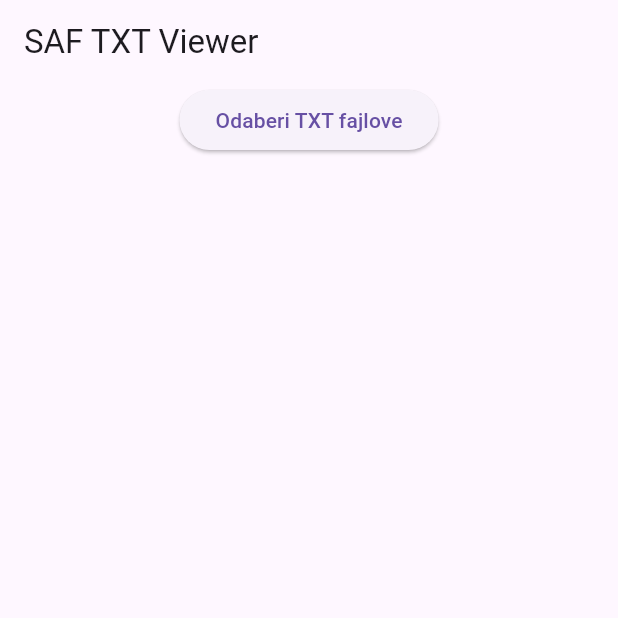
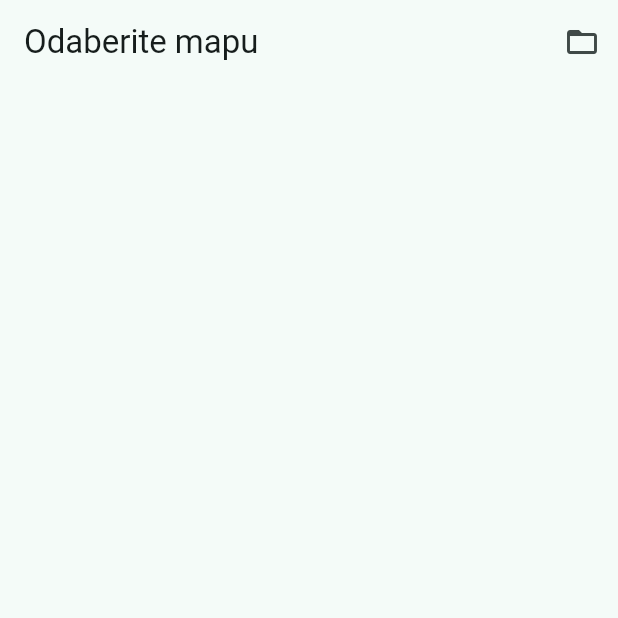
Before and after one commit to ZeljaRo/localtekst, a Flutter app: the screen it shows after launch, on a phone screen of 412 x 824 dp, the top half of it. Run offline on Flutter 3.47's test engine with Material 3 defaults, Android fonts, the light colour scheme and no system bars; our stand-ins replace permission_handler; missing offline and left inert: file_selector.

Commit message:
Prvi commit: funkcionalno kopiranje .txt fajlova iz mape

```diff
--- /dev/null
+++ b/lib/features/folder_picker/screens/folder_selector_screen.dart
@@ -0,0 +1,109 @@
+import 'dart:io';
+
+import 'package:flutter/material.dart';
+import 'package:file_selector/file_selector.dart';
+import 'package:path_provider/path_provider.dart';
+
+class FolderSelectorScreen extends StatefulWidget {
+  const FolderSelectorScreen({super.key});
+
+  @override
+  State<FolderSelectorScreen> createState() => _FolderSelectorScreenState();
+}
+
+class _FolderSelectorScreenState extends State<FolderSelectorScreen> {
+  List<XFile> _files = [];
+
+  Future<void> _selectFolderAndListFiles() async {
+    final directory = await getDirectoryPath();
+    if (directory == null) return;
+
+    final folder = Directory(directory);
+    final allFiles = folder.listSync();
+    final txtFiles = allFiles
+        .where((f) =>
+            f is File &&
+            f.path.toLowerCase().endsWith('.txt'))
+        .map((f) => XFile(f.path))
+        .toList();
+
+    setState(() {
+      _files = txtFiles;
+    });
+  }
+
+  Future<void> _copySelectedFiles(List<XFile> selectedFiles) async {
+    final targetDir = await getApplicationDocumentsDirectory();
+    for (final file in selectedFiles) {
+      final fileName = file.name;
+      final newPath = '${targetDir.path}/$fileName';
+      await File(file.path).copy(newPath);
+      debugPrint('[KOPIRANO] ${file.path} -> $newPath');
+    }
+    if (mounted) {
+      ScaffoldMessenger.of(context).showSnackBar(
+        const SnackBar(content: Text('Fajlovi kopirani.')),
+      );
+    }
+  }
+
+  final Set<XFile> _selected = {};
+
+  @override
+  Widget build(BuildContext context) {
+    return Scaffold(
+      appBar: AppBar(
+        title: const Text('Odaberite mapu'),
+        actions: [
+          IconButton(
+            icon: const Icon(Icons.folder_open),
+            onPressed: _selectFolderAndListFiles,
+          ),
+        ],
+      ),
+      body: Column(
+        children: [
+          Expanded(
+            child: ListView.builder(
+              itemCount: _files.length,
+              itemBuilder: (context, index) {
+                final file = _files[index];
+                final selected = _selected.contains(file);
+                return CheckboxListTile(
+                  title: Text(file.name),
+                  value: selected,
+                  onChanged: (value) {
+                    setState(() {
+                      if (value == true) {
+                        _selected.add(file);
+                      } else {
+                        _selected.remove(file);
+                      }
+                    });
+                  },
+                );
+              },
+            ),
+          ),
+          if (_files.isNotEmpty)
+            Padding(
+              padding: const EdgeInsets.all(12.0),
+              child: Row(
+                children: [
+                  ElevatedButton(
+                    onPressed: () => _copySelectedFiles(_files),
+                    child: const Text('Kopiraj sve'),
+                  ),
+                  const SizedBox(width: 12),
+                  ElevatedButton(
+                    onPressed: () => _copySelectedFiles(_selected.toList()),
+                    child: const Text('Kopiraj označene'),
+                  ),
+                ],
+              ),
+            ),
+        ],
+      ),
+    );
+  }
+}
--- a/lib/main.dart
+++ b/lib/main.dart
@@ -1,54 +1,40 @@
 import 'package:flutter/material.dart';
-import 'package:file_selector/file_selector.dart';
+import 'package:permission_handler/permission_handler.dart';
+
+import 'features/folder_picker/screens/folder_selector_screen.dart';
 
 void main() {
-  runApp(const MaterialApp(home: SafTxtViewer()));
+  runApp(const LocalTextApp());
 }
 
-class SafTxtViewer extends StatefulWidget {
-  const SafTxtViewer({super.key});
+class LocalTextApp extends StatefulWidget {
+  const LocalTextApp({super.key});
 
   @override
-  State<SafTxtViewer> createState() => _SafTxtViewerState();
+  State<LocalTextApp> createState() => _LocalTextAppState();
 }
 
-class _SafTxtViewerState extends State<SafTxtViewer> {
-  List<XFile> selectedFiles = [];
+class _LocalTextAppState extends State<LocalTextApp> {
+  @override
+  void initState() {
+    super.initState();
+    _requestPermissions();
+  }
 
-  Future<void> pickTxtFiles() async {
-    final txtGroup = XTypeGroup(
-      label: 'Text files',
-      extensions: ['txt'],
-    );
-
-    final files = await openFiles(acceptedTypeGroups: [txtGroup]);
-
-    if (files.isEmpty) return;
-
-    setState(() {
-      selectedFiles = files;
-    });
+  Future<void> _requestPermissions() async {
+    await Permission.storage.request();
+    await Permission.manageExternalStorage.request();
   }
 
   @override
   Widget build(BuildContext context) {
-    return Scaffold(
-      appBar: AppBar(title: const Text('SAF TXT Viewer')),
-      body: Column(
-        children: [
-          ElevatedButton(
-            onPressed: pickTxtFiles,
-            child: const Text('Odaberi TXT fajlove'),
-          ),
-          Expanded(
-            child: ListView.builder(
-              itemCount: selectedFiles.length,
-              itemBuilder: (context, index) =>
-                  ListTile(title: Text(selectedFiles[index].name)),
-            ),
-          ),
-        ],
+    return MaterialApp(
+      title: 'LocalText',
+      theme: ThemeData(
+        useMaterial3: true,
+        colorSchemeSeed: Colors.teal,
       ),
+      home: const FolderSelectorScreen(),
     );
   }
 }
```
Also changed, not shown: pubspec.yaml (+7 -5 lines), pubspec.lock, 3 other files.
